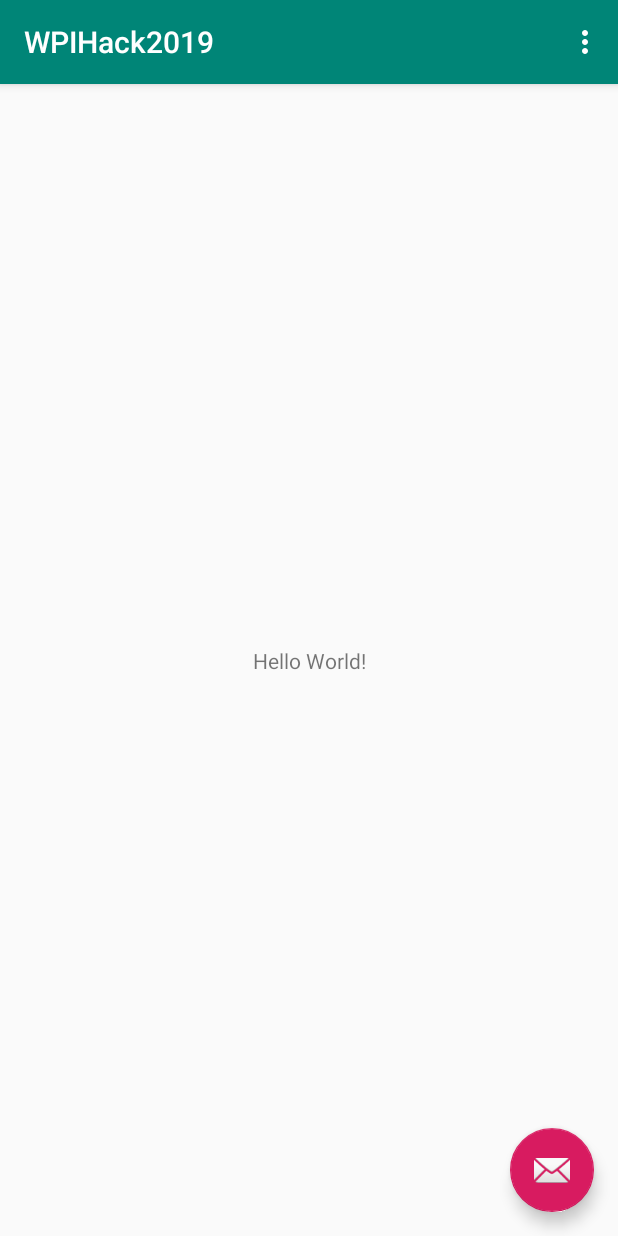
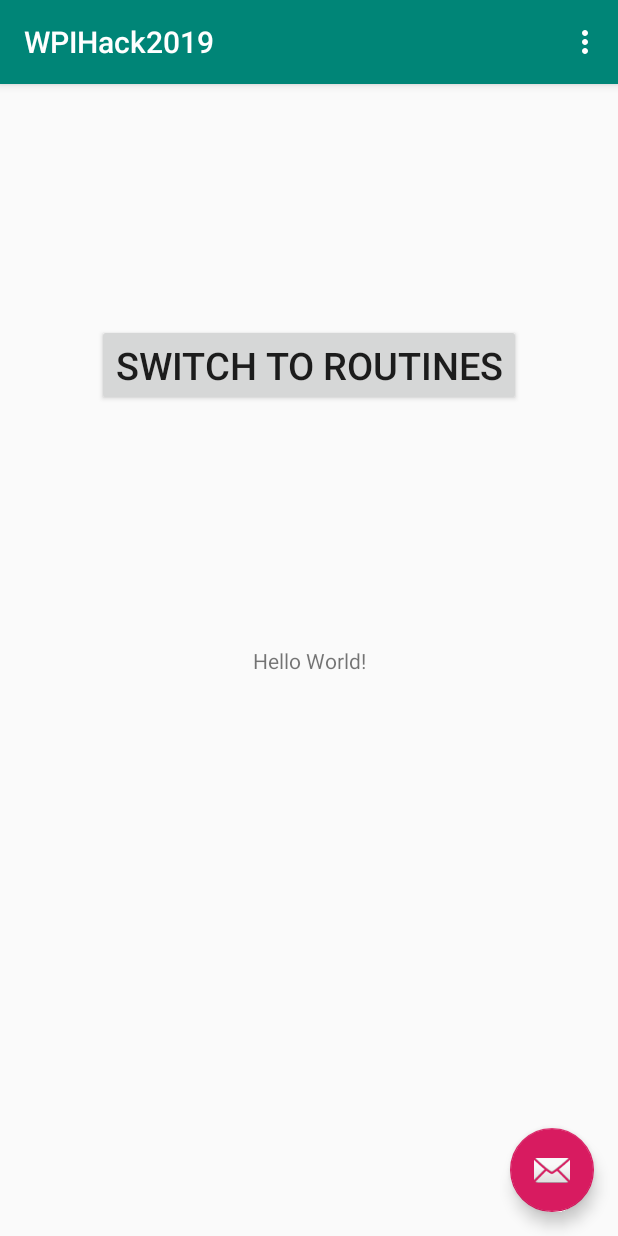
Before and after one commit to athammana/WPIHack2019, an Android app: the screen it shows after launch (MainActivity), on a phone screen of 412 x 824 dp. Run offline under Robolectric (Android 15) with nearby library versions, the phone set to English and light mode, and no system bars.

Commit message:
Finished applying the framework and an example routine list activity

```diff
--- a/app/src/main/AndroidManifest.xml
+++ b/app/src/main/AndroidManifest.xml
@@ -9,6 +9,11 @@
         android:roundIcon="@mipmap/ic_launcher_round"
         android:supportsRtl="true"
         android:theme="@style/AppTheme">
+        <activity
+            android:name=".routineList"
+            android:label="@string/title_activity_routine_list"
+            android:theme="@style/AppTheme.NoActionBar"
+            android:exported="true"></activity>
         <activity
             android:name=".MainActivity"
             android:label="@string/app_name"
--- a/app/src/main/java/com/example/wpihack2019/MainActivity.java
+++ b/app/src/main/java/com/example/wpihack2019/MainActivity.java
@@ -1,5 +1,6 @@
 package com.example.wpihack2019;
 
+import android.content.Intent;
 import android.os.Bundle;
 import android.support.design.widget.FloatingActionButton;
 import android.support.design.widget.Snackbar;
@@ -8,6 +9,7 @@ import android.support.v7.widget.Toolbar;
 import android.view.View;
 import android.view.Menu;
 import android.view.MenuItem;
+import android.widget.Button;
 
 public class MainActivity extends AppCompatActivity {
 
@@ -15,15 +17,17 @@ public class MainActivity extends AppCompatActivity {
     protected void onCreate(Bundle savedInstanceState) {
         super.onCreate(savedInstanceState);
         setContentView(R.layout.activity_main);
+        configureNextButton();
         Toolbar toolbar = findViewById(R.id.toolbar);
         setSupportActionBar(toolbar);
+    }
 
-        FloatingActionButton fab = findViewById(R.id.fab);
-        fab.setOnClickListener(new View.OnClickListener() {
+    private void configureNextButton(){
+        Button nextButton = findViewById(R.id.next_button);
+        nextButton.setOnClickListener(new View.OnClickListener() {
             @Override
             public void onClick(View view) {
-                Snackbar.make(view, "Replace with your own action", Snackbar.LENGTH_LONG)
-                        .setAction("Action", null).show();
+                startActivity(new Intent(MainActivity.this, routineList.class));
             }
         });
     }
--- a/app/src/main/res/layout/content_main.xml
+++ b/app/src/main/res/layout/content_main.xml
@@ -9,6 +9,7 @@
     tools:showIn="@layout/activity_main">
 
     <TextView
+        android:id="@+id/textView"
         android:layout_width="wrap_content"
         android:layout_height="wrap_content"
         android:text="Hello World!"
@@ -17,4 +18,21 @@
         app:layout_constraintRight_toRightOf="parent"
         app:layout_constraintTop_toTopOf="parent" />
 
+    <Button
+        android:id="@+id/next_button"
+        android:layout_width="wrap_content"
+        android:layout_height="wrap_content"
+        android:layout_marginStart="8dp"
+        android:layout_marginLeft="8dp"
+        android:layout_marginTop="8dp"
+        android:layout_marginEnd="8dp"
+        android:layout_marginRight="8dp"
+        android:layout_marginBottom="8dp"
+        android:text="Switch to Routines"
+        android:textSize="25dp"
+        app:layout_constraintBottom_toTopOf="@+id/textView"
+        app:layout_constraintEnd_toEndOf="parent"
+        app:layout_constraintStart_toStartOf="parent"
+        app:layout_constraintTop_toTopOf="parent" />
+
 </android.support.constraint.ConstraintLayout>
--- a/app/src/main/res/values/strings.xml
+++ b/app/src/main/res/values/strings.xml
@@ -1,4 +1,5 @@
 <resources>
     <string name="app_name">WPIHack2019</string>
     <string name="action_settings">Settings</string>
+    <string name="title_activity_routine_list">routineList</string>
 </resources>
```
Also changed, not shown: app/src/main/java/com/example/wpihack2019/routineList.java (added, +85 -0 lines), app/src/main/res/layout/activity_routine_list.xml (added, +22 -0 lines), app/src/main/res/layout/content_routine_list.xml (added, +11 -0 lines), app/src/main/res/layout/routinelayout.xml (added, +52 -0 lines), app/src/main/java/com/example/wpihack2019/Routine.java (line endings or trailing spaces), app/src/main/res/drawable/bed.png (added), app/src/main/res/drawable/cooking.jpg (added), app/src/main/res/drawable/elmobrushing.png (added), app/src/main/res/drawable/morningagain.jpg (added), app/src/main/res/drawable/studying.jpg (added).
